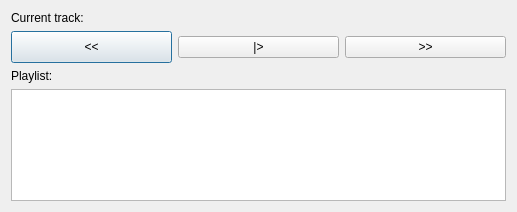
Before: the Qt Designer form libraries/mvp-player-qtgui/src/mvp-player-qtgui/ui/MVPPlayerDialog.ui in edubois/mvp-player, drawn with Qt 5.
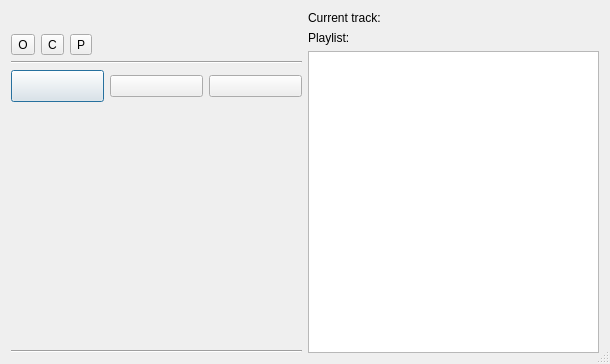
After: the same form once the commit is applied. Icons and pictures are not drawn.

Commit message: mvp-player-qtgui: added resources.

Patch:
```diff
--- a/libraries/mvp-player-qtgui/src/mvp-player-qtgui/ui/MVPPlayerDialog.ui
+++ b/libraries/mvp-player-qtgui/src/mvp-player-qtgui/ui/MVPPlayerDialog.ui
@@ -6,80 +6,222 @@
    <rect>
     <x>0</x>
     <y>0</y>
-    <width>517</width>
-    <height>212</height>
+    <width>610</width>
+    <height>364</height>
    </rect>
   </property>
   <property name="windowTitle">
    <string>MVPPlayer</string>
   </property>
+  <property name="sizeGripEnabled">
+   <bool>true</bool>
+  </property>
   <property name="modal">
    <bool>true</bool>
   </property>
-  <layout class="QVBoxLayout" name="verticalLayout">
+  <layout class="QHBoxLayout" name="horizontalLayout_4">
    <item>
-    <layout class="QHBoxLayout" name="horizontalLayout_2">
+    <layout class="QVBoxLayout" name="verticalLayout_2">
+     <property name="topMargin">
+      <number>23</number>
+     </property>
      <item>
-      <widget class="QLabel" name="label">
-       <property name="text">
-        <string>Current track:</string>
+      <layout class="QHBoxLayout" name="horizontalLayout_3">
+       <property name="topMargin">
+        <number>0</number>
        </property>
-      </widget>
+       <item>
+        <widget class="QToolButton" name="btnOpen">
+         <property name="text">
+          <string>O</string>
+         </property>
+         <property name="icon">
+          <iconset resource="../resources/mvpplayer.qrc">
+           <normaloff>:/mvpplayer/action/open.png</normaloff>:/mvpplayer/action/open.png</iconset>
+         </property>
+         <property name="iconSize">
+          <size>
+           <width>32</width>
+           <height>32</height>
+          </size>
+         </property>
+        </widget>
+       </item>
+       <item>
+        <widget class="QToolButton" name="btnServer">
+         <property name="text">
+          <string>C</string>
+         </property>
+         <property name="icon">
+          <iconset resource="../resources/mvpplayer.qrc">
+           <normaloff>:/mvpplayer/toolbar/connection.png</normaloff>:/mvpplayer/toolbar/connection.png</iconset>
+         </property>
+         <property name="iconSize">
+          <size>
+           <width>32</width>
+           <height>32</height>
+          </size>
+         </property>
+        </widget>
+       </item>
+       <item>
+        <widget class="QToolButton" name="btnSettings">
+         <property name="text">
+          <string>P</string>
+         </property>
+         <property name="icon">
+          <iconset resource="../resources/mvpplayer.qrc">
+           <normaloff>:/mvpplayer/toolbar/applications-settings.png</normaloff>:/mvpplayer/toolbar/applications-settings.png</iconset>
+         </property>
+         <property name="iconSize">
+          <size>
+           <width>32</width>
+           <height>32</height>
+          </size>
+         </property>
+        </widget>
+       </item>
+       <item>
+        <spacer name="horizontalSpacer">
+         <property name="orientation">
+          <enum>Qt::Horizontal</enum>
+         </property>
+         <property name="sizeHint" stdset="0">
+          <size>
+           <width>40</width>
+           <height>20</height>
+          </size>
+         </property>
+        </spacer>
+       </item>
+      </layout>
      </item>
      <item>
-      <widget class="QLabel" name="lblCurrentTrack">
-       <property name="text">
-        <string/>
+      <widget class="Line" name="line">
+       <property name="orientation">
+        <enum>Qt::Horizontal</enum>
        </property>
       </widget>
      </item>
-    </layout>
-   </item>
-   <item>
-    <layout class="QHBoxLayout" name="horizontalLayout">
      <item>
-      <widget class="QPushButton" name="btnPrevious">
-       <property name="minimumSize">
+      <layout class="QHBoxLayout" name="horizontalLayout">
+       <item>
+        <widget class="QPushButton" name="btnPrevious">
+         <property name="minimumSize">
+          <size>
+           <width>32</width>
+           <height>32</height>
+          </size>
+         </property>
+         <property name="text">
+          <string/>
+         </property>
+         <property name="icon">
+          <iconset resource="../resources/mvpplayer.qrc">
+           <normaloff>:/mvpplayer/action/backward.png</normaloff>:/mvpplayer/action/backward.png</iconset>
+         </property>
+         <property name="iconSize">
+          <size>
+           <width>32</width>
+           <height>32</height>
+          </size>
+         </property>
+        </widget>
+       </item>
+       <item>
+        <widget class="QPushButton" name="btnPlayStop">
+         <property name="text">
+          <string/>
+         </property>
+         <property name="icon">
+          <iconset resource="../resources/mvpplayer.qrc">
+           <normaloff>:/mvpplayer/action/play.png</normaloff>:/mvpplayer/action/play.png</iconset>
+         </property>
+         <property name="iconSize">
+          <size>
+           <width>32</width>
+           <height>32</height>
+          </size>
+         </property>
+        </widget>
+       </item>
+       <item>
+        <widget class="QPushButton" name="btnNext">
+         <property name="text">
+          <string/>
+         </property>
+         <property name="icon">
+          <iconset resource="../resources/mvpplayer.qrc">
+           <normaloff>:/mvpplayer/action/forward.png</normaloff>:/mvpplayer/action/forward.png</iconset>
+         </property>
+         <property name="iconSize">
+          <size>
+           <width>32</width>
+           <height>32</height>
+          </size>
+         </property>
+        </widget>
+       </item>
+      </layout>
+     </item>
+     <item>
+      <spacer name="verticalSpacer">
+       <property name="orientation">
+        <enum>Qt::Vertical</enum>
+       </property>
+       <property name="sizeHint" stdset="0">
         <size>
-         <width>32</width>
-         <height>32</height>
+         <width>20</width>
+         <height>40</height>
         </size>
        </property>
-       <property name="text">
-        <string>&lt;&lt;</string>
+      </spacer>
+     </item>
+     <item>
+      <widget class="Line" name="line_2">
+       <property name="orientation">
+        <enum>Qt::Horizontal</enum>
        </property>
       </widget>
      </item>
+    </layout>
+   </item>
+   <item>
+    <layout class="QVBoxLayout" name="verticalLayout">
      <item>
-      <widget class="QPushButton" name="btnPlay">
+      <layout class="QHBoxLayout" name="horizontalLayout_2">
+       <item>
+        <widget class="QLabel" name="label">
+         <property name="text">
+          <string>Current track:</string>
+         </property>
+        </widget>
+       </item>
+       <item>
+        <widget class="QLabel" name="lblCurrentTrack">
+         <property name="text">
+          <string/>
+         </property>
+        </widget>
+       </item>
+      </layout>
+     </item>
+     <item>
+      <widget class="QLabel" name="label_2">
        <property name="text">
-        <string>|&gt;</string>
+        <string>Playlist:</string>
        </property>
       </widget>
      </item>
      <item>
-      <widget class="QPushButton" name="btnNext">
-       <property name="text">
-        <string>&gt;&gt;</string>
+      <widget class="QListWidget" name="playlist">
+       <property name="dragDropMode">
+        <enum>QAbstractItemView::DropOnly</enum>
        </property>
       </widget>
      </item>
     </layout>
    </item>
-   <item>
-    <widget class="QLabel" name="label_2">
-     <property name="text">
-      <string>Playlist:</string>
-     </property>
-    </widget>
-   </item>
-   <item>
-    <widget class="QListWidget" name="playlist">
-     <property name="dragDropMode">
-      <enum>QAbstractItemView::DropOnly</enum>
-     </property>
-    </widget>
-   </item>
   </layout>
  </widget>
  <resources/>
```
Left out of the diff: 13 changed lines with no effect on the pictures. The commit also changes 16 other files.
